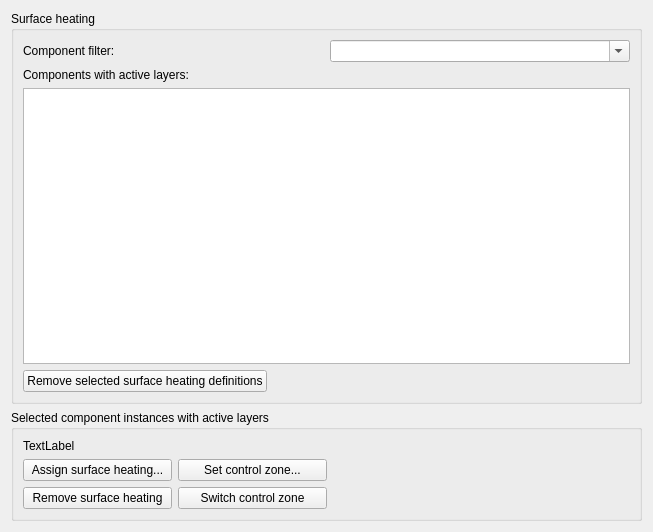
This is SIM-VICUS/src/SVPropBuildingSurfaceHeatingWidget.ui in ghorwin/SIM-VICUS as Qt 5 draws it before an edit. The edited form follows.
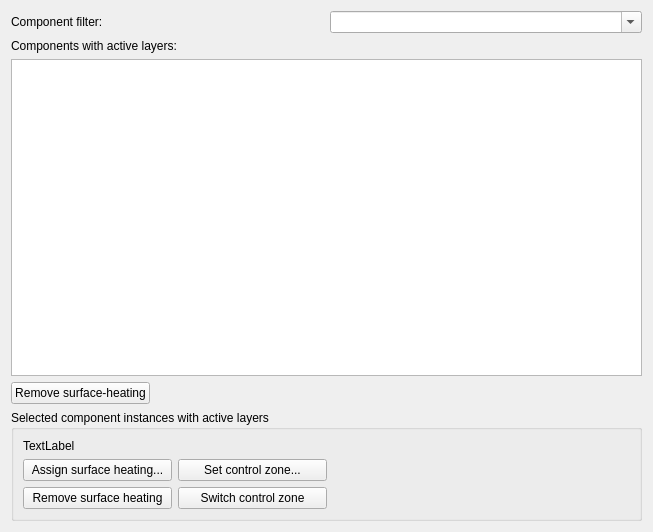
This is the edited form.

Commit message: Updated Building property widgets

Patch:
```diff
--- a/SIM-VICUS/src/SVPropBuildingSurfaceHeatingWidget.ui
+++ b/SIM-VICUS/src/SVPropBuildingSurfaceHeatingWidget.ui
@@ -19,13 +19,7 @@
   <property name="windowTitle">
    <string>Form</string>
   </property>
-  <layout class="QVBoxLayout" name="verticalLayout" stretch="1,0">
-   <item>
-    <widget class="QGroupBox" name="groupBox_7">
-     <property name="title">
-      <string>Surface heating</string>
-     </property>
-     <layout class="QGridLayout" name="gridLayout_3">
+  <layout class="QGridLayout" name="mainGridLayout" rowstretch="0,0,1,0,0">
       <item row="0" column="0">
        <widget class="QLabel" name="label_6">
         <property name="text">
@@ -40,12 +34,26 @@
         </property>
        </widget>
       </item>
+   <item row="1" column="0" colspan="2">
+    <widget class="QLabel" name="label_8">
+     <property name="text">
+      <string>Components with active layers:</string>
+     </property>
+    </widget>
+   </item>
+   <item row="2" column="0" colspan="2">
+    <widget class="QTableWidget" name="tableWidgetSurfaceHeating">
+     <property name="selectionMode">
+      <enum>QAbstractItemView::ExtendedSelection</enum>
+     </property>
+    </widget>
+   </item>
       <item row="3" column="0" colspan="2">
        <layout class="QGridLayout" name="gridLayout_4">
         <item row="0" column="0">
          <widget class="QPushButton" name="pushButtonRemoveSurfaceHeating">
           <property name="text">
-           <string>Remove selected surface heating definitions</string>
+        <string>Remove surface-heating</string>
           </property>
           <property name="iconSize">
            <size>
@@ -70,24 +78,7 @@
         </item>
        </layout>
       </item>
-      <item row="2" column="0" colspan="2">
-       <widget class="QTableWidget" name="tableWidgetSurfaceHeating">
-        <property name="selectionMode">
-         <enum>QAbstractItemView::ExtendedSelection</enum>
-        </property>
-       </widget>
-      </item>
-      <item row="1" column="0" colspan="2">
-       <widget class="QLabel" name="label_8">
-        <property name="text">
-         <string>Components with active layers:</string>
-        </property>
-       </widget>
-      </item>
-     </layout>
-    </widget>
-   </item>
-   <item>
+   <item row="4" column="0" colspan="2">
     <widget class="QGroupBox" name="groupBoxSelectedComponent2">
      <property name="sizePolicy">
       <sizepolicy hsizetype="MinimumExpanding" vsizetype="MinimumExpanding">
```
Lines whose indentation alone changed are shown as unchanged. The commit also changes 16 other files.
